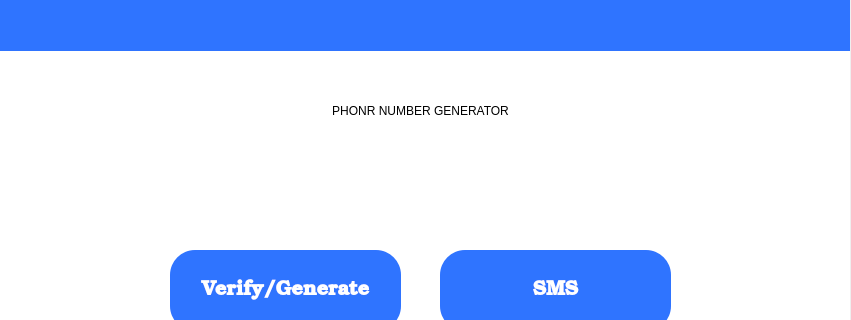
Above: welcome screen.ui from josanta/phone-gen-verify before the change; both pictures show x 0 to 851 and y 0 to 320 of the 851 by 621 pixel window. Below: the same form after it.
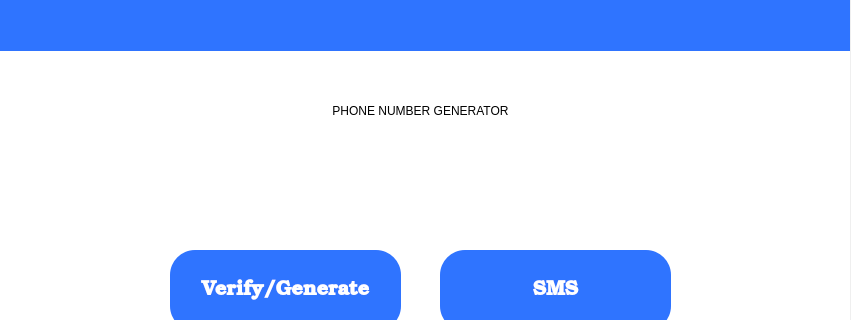
That is the form after the change.

Diff of the .ui file:
```diff
--- a/welcome screen.ui
+++ b/welcome screen.ui
@@ -125,7 +125,7 @@
       <string notr="true">font: 26pt &quot;Baskerville Old Face&quot;;</string>
      </property>
      <property name="text">
-      <string>PHONR NUMBER GENERATOR</string>
+      <string>PHONE NUMBER GENERATOR</string>
      </property>
      <property name="alignment">
       <set>Qt::AlignCenter</set>
```
